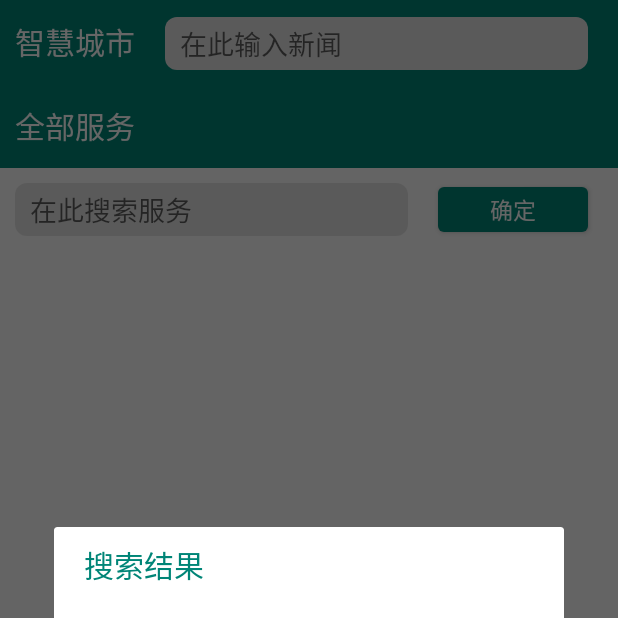
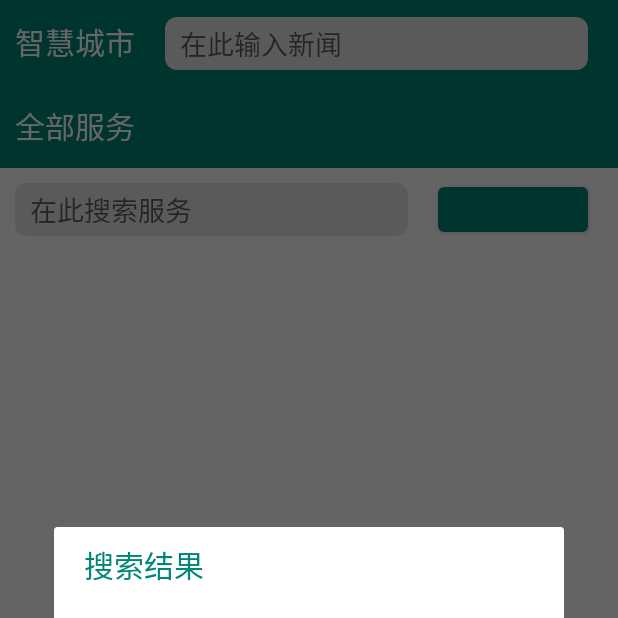
Before and after one commit to ZYY0911/SmartCityA_2, an Android app: the fragment AllServiceFragment placed in its activity, after a tap on "确定", on a phone screen of 412 x 824 dp, the top half of it. Run offline under Robolectric (Android 15) with nearby library versions, the phone set to English and light mode, and no system bars.

Commit message:
最后修改

```diff
--- a/app/src/main/java/com/example/smartcitya_2/activity/DtDetailsActivity.java
+++ b/app/src/main/java/com/example/smartcitya_2/activity/DtDetailsActivity.java
@@ -113,7 +113,7 @@ public class DtDetailsActivity extends AppCompatActivity {
             }
         }
         for (int i = 0; i < stationInfos.size(); i++) {
-            if (stationInfos.get(i).getStationIndex() > Math.min(index, nowIndex) && stationInfos.get(i).getStationIndex() < Math.max(index, nowIndex)) {
+            if (stationInfos.get(i).getStationIndex() > Math.min(index, nowIndex) && stationInfos.get(i).getStationIndex() < (Math.max(index, nowIndex))-1) {
                 distance += stationInfos.get(i).getDistance();
             }
         }
--- a/app/src/main/java/com/example/smartcitya_2/activity/HdActivity.java
+++ b/app/src/main/java/com/example/smartcitya_2/activity/HdActivity.java
@@ -1,6 +1,7 @@
 package com.example.smartcitya_2.activity;
 
 import android.os.Bundle;
+import android.util.Log;
 import android.view.View;
 import android.widget.AdapterView;
 import android.widget.ImageView;
@@ -60,7 +61,8 @@ public class HdActivity extends AppCompatActivity {
         NewList newList1 = new NewList();
         newList1.setRecommand(R.mipmap.a);
         newList1.setTitle("金秋健步走");
-        newList.setAudienceCount("10");
+        newList1.setAudienceCount("10");
+        Log.i("ggg", "onCreate: "+getClass().getName());
         newList1.setAbstractX("随着工作生活信息化、网络化、数据化持续加深，传统的党建党员工方式对党员特别是年轻一代党员的吸引力和凝聚力在降低。智慧党建是运用信息化新技术，整合各方资源，更有效地加强组织管理，提高服务群众水平，扩大党在网络世界存在感和数字化影响力，提高党的执政能力，巩固党的执政基础的新平台、新模式、新形态。\n" +
                 "通过智慧党建系统建设，主要解决党建宣传、学习、管理、资源等方面的基础问题。使党建管理从模糊走向精确，改变了以往手工操作、人工管理等存在的随意性、模糊性不足，通过量化计分、实时智");
         newList1.setPublicTime(Util.simpleDate("yyyy-MM-dd HH:mm:ss", new Date()));
--- a/app/src/main/java/com/example/smartcitya_2/dialog/SearchDialog.java
+++ b/app/src/main/java/com/example/smartcitya_2/dialog/SearchDialog.java
@@ -41,12 +41,11 @@ public class SearchDialog extends DialogFragment {
 
     private AppHomeActivity appHomeActivity;
 
-    public SearchDialog(AppHomeActivity appHomeActivity) {
+
+
+    public SearchDialog(String msg,AppHomeActivity appHomeActivity) {
+        this.msg = msg;
         this.appHomeActivity = appHomeActivity;
-    }
-
-    public SearchDialog(String msg) {
-        this.msg = msg;
     }
 
     @Nullable
--- a/app/src/main/java/com/example/smartcitya_2/fragment/AllServiceFragment.java
+++ b/app/src/main/java/com/example/smartcitya_2/fragment/AllServiceFragment.java
@@ -78,9 +78,9 @@ public class AllServiceFragment extends Fragment {
         btSubmit.setOnClickListener(new View.OnClickListener() {
             @Override
             public void onClick(View v) {
-                SearchDialog searchDialog = new SearchDialog(etSearch.getText().toString());
+                SearchDialog searchDialog = new SearchDialog(etSearch.getText().toString(),appHomeActivity);
                 searchDialog.show(getChildFragmentManager(), "");
-
+                btSubmit.setText("");
             }
         });
 
--- a/app/src/main/res/drawable/main_bt_style2.xml
+++ b/app/src/main/res/drawable/main_bt_style2.xml
@@ -3,7 +3,7 @@
 
     <corners android:radius="4dp" />
 
-    <solid android:color="#B4008577" />
+    <solid android:color="#D8008577" />
 
 
 </shape>
--- a/app/src/main/res/menu/main_bottom.xml
+++ b/app/src/main/res/menu/main_bottom.xml
@@ -16,7 +16,7 @@
         android:id="@+id/action_fp"
         android:enabled="true"
         android:icon="@mipmap/dj_icon"
-        android:title="智慧社区" />
+        android:title="智慧党建" />
     <item
         android:id="@+id/action_new"
         android:enabled="true"
```
Also changed, not shown: app/src/main/java/com/example/smartcitya_2/activity/DhDetailsActivity.java (+11 -4 lines).
